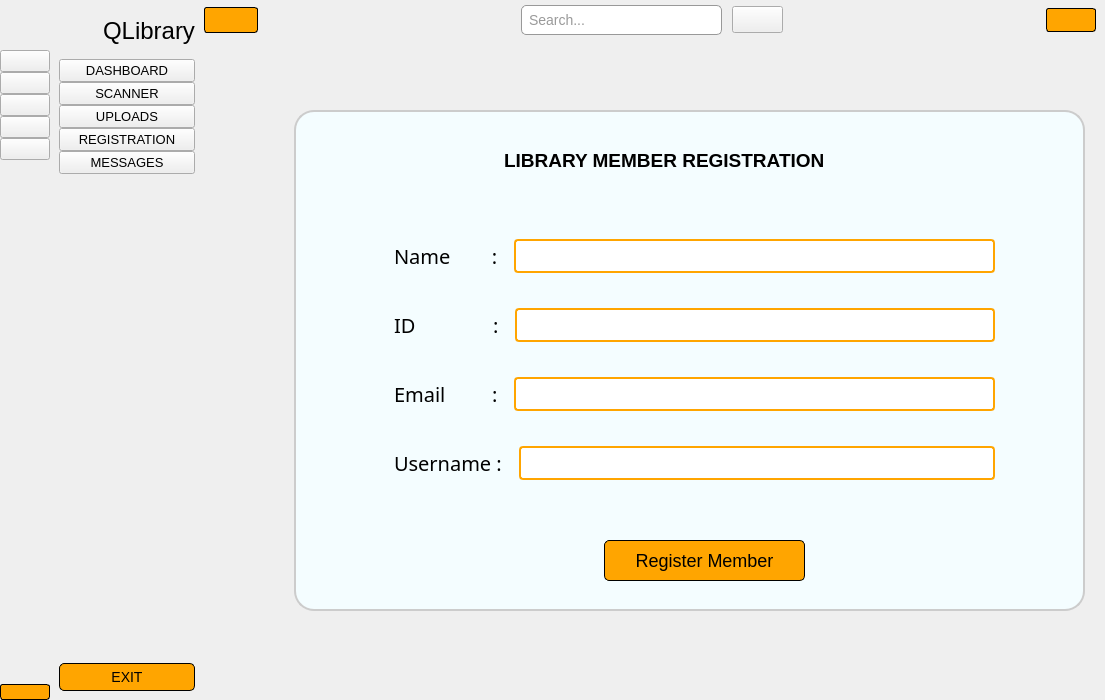
Above: sidebar.ui from AsifCantCode/QLibrary before the change. Below: the same form after it.
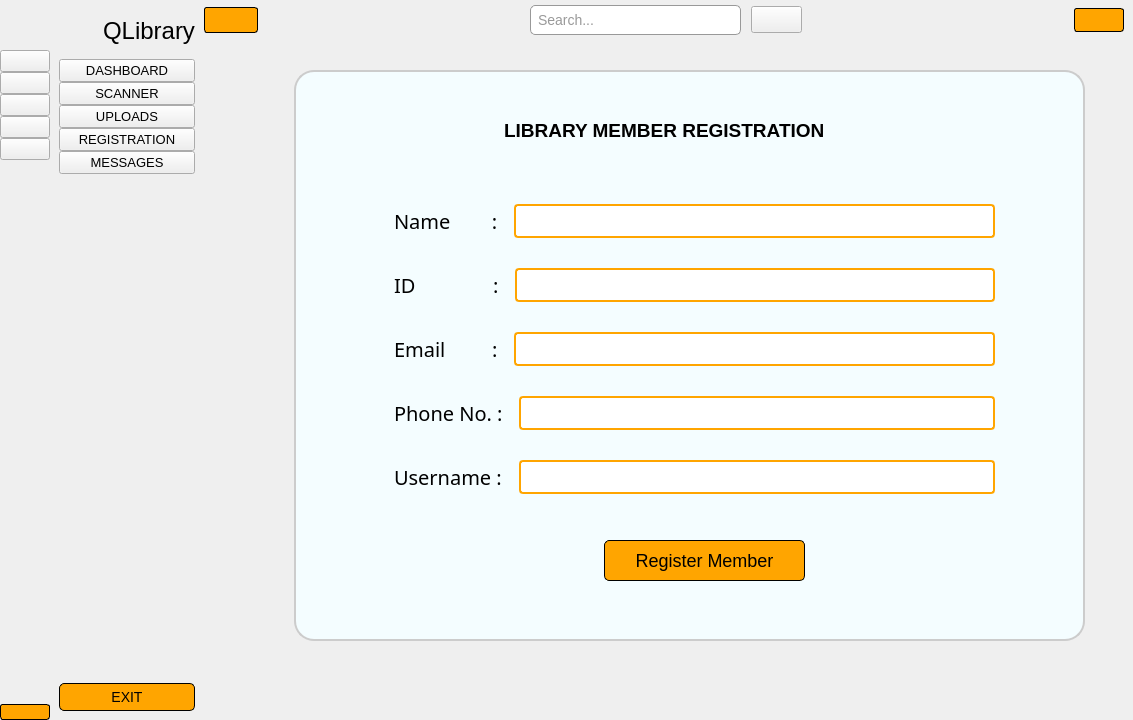
That is the form after the change. The open tabs and pages were chosen to show the change. Icons and pictures are not drawn.

The edit to the form file:
```diff
--- a/sidebar.ui
+++ b/sidebar.ui
@@ -6,8 +6,8 @@
    <rect>
     <x>0</x>
     <y>0</y>
-    <width>1105</width>
-    <height>700</height>
+    <width>1133</width>
+    <height>720</height>
    </rect>
   </property>
   <property name="windowTitle">
@@ -935,9 +935,9 @@
            <property name="geometry">
             <rect>
              <x>90</x>
-             <y>70</y>
+             <y>30</y>
              <width>791</width>
-             <height>501</height>
+             <height>571</height>
             </rect>
            </property>
            <property name="font">
@@ -962,9 +962,9 @@
            <property name="geometry">
             <rect>
              <x>190</x>
-             <y>170</y>
+             <y>140</y>
              <width>601</width>
-             <height>301</height>
+             <height>341</height>
             </rect>
            </property>
            <layout class="QVBoxLayout" name="verticalLayout_10">
@@ -1136,6 +1136,62 @@
               </item>
              </layout>
             </item>
+            <item>
+             <layout class="QHBoxLayout" name="horizontalLayout_21">
+              <item>
+               <widget class="QLabel" name="label_27">
+                <property name="font">
+                 <font>
+                  <family>Berlin Sans FB</family>
+                  <pointsize>15</pointsize>
+                 </font>
+                </property>
+                <property name="styleSheet">
+                 <string notr="true"/>
+                </property>
+                <property name="text">
+                 <string>Phone No. :  </string>
+                </property>
+               </widget>
+              </item>
+              <item>
+               <widget class="QLineEdit" name="regPhone">
+                <property name="styleSheet">
+                 <string notr="true">QLineEdit {
+    border: 2px solid #FFA500;    /* Add a light orange border */
+    border-radius: 4px;            /* Rounded corners */
+    padding: 6px;                 /* Add some padding for spacing */
+    font-size: 14px;              /* Set font size */
+}
+
+QLineEdit:hover {
+    border-color: #4CAF50;        /* Change border color to light green on hover */
+}
+
+QLineEdit:focus {
+    border-color: #2980B9;        /* Change border color when focused */
+}
+
+/* Placeholder text */
+QLineEdit::placeholder {
+    color: #555;                 /* Set placeholder text color */
+}
+
+/* Text inside QLineEdit */
+QLineEdit:!enabled, QLineEdit[readOnly=&quot;true&quot;] {
+    color: #333;                 /* Set text color */
+}
+
+/* Disabled state */
+QLineEdit:!enabled {
+    background-color: #EEE;      /* Light gray background for disabled state */
+}
+</string>
+                </property>
+               </widget>
+              </item>
+             </layout>
+            </item>
             <item>
              <layout class="QHBoxLayout" name="horizontalLayout_20">
               <item>
@@ -1233,7 +1289,7 @@
            <property name="geometry">
             <rect>
              <x>300</x>
-             <y>100</y>
+             <y>70</y>
              <width>401</width>
              <height>41</height>
             </rect>
```
Left out of the diff: 24 changed lines with no effect on the pictures. Lines whose indentation alone changed are shown as unchanged.
